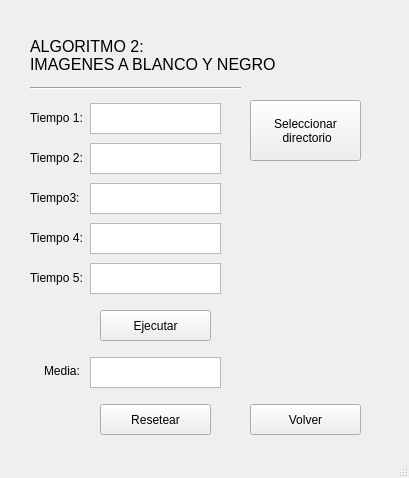
This is practica3/ventanaimagenes.ui in ValentinUnileon/practica3Arco as Qt 5 draws it before an edit. The edited form follows.
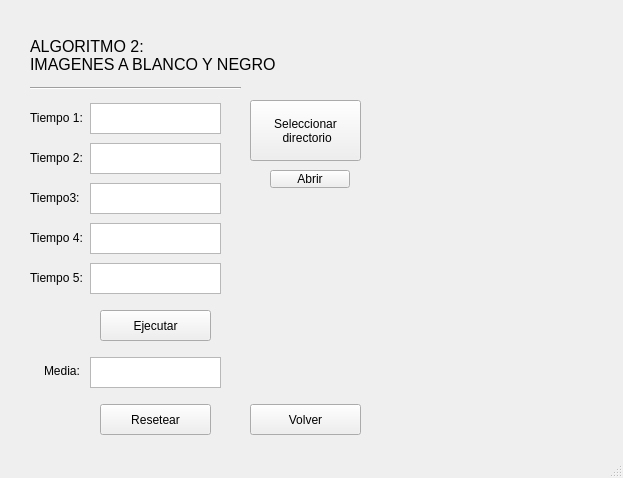
This is the edited form.

What changed in the file:
```diff
--- a/practica3/ventanaimagenes.ui
+++ b/practica3/ventanaimagenes.ui
@@ -6,7 +6,7 @@
    <rect>
     <x>0</x>
     <y>0</y>
-    <width>409</width>
+    <width>623</width>
     <height>478</height>
    </rect>
   </property>
@@ -237,6 +237,32 @@
      <enum>Qt::Horizontal</enum>
     </property>
    </widget>
+   <widget class="QPushButton" name="abrir">
+    <property name="geometry">
+     <rect>
+      <x>270</x>
+      <y>170</y>
+      <width>80</width>
+      <height>18</height>
+     </rect>
+    </property>
+    <property name="text">
+     <string>Abrir</string>
+    </property>
+   </widget>
+   <widget class="QLabel" name="labelPic">
+    <property name="geometry">
+     <rect>
+      <x>270</x>
+      <y>210</y>
+      <width>161</width>
+      <height>151</height>
+     </rect>
+    </property>
+    <property name="text">
+     <string/>
+    </property>
+   </widget>
   </widget>
   <widget class="QMenuBar" name="menubar">
    <property name="geometry">
```
Left out of the diff: 4 changed lines with no effect on the pictures.
